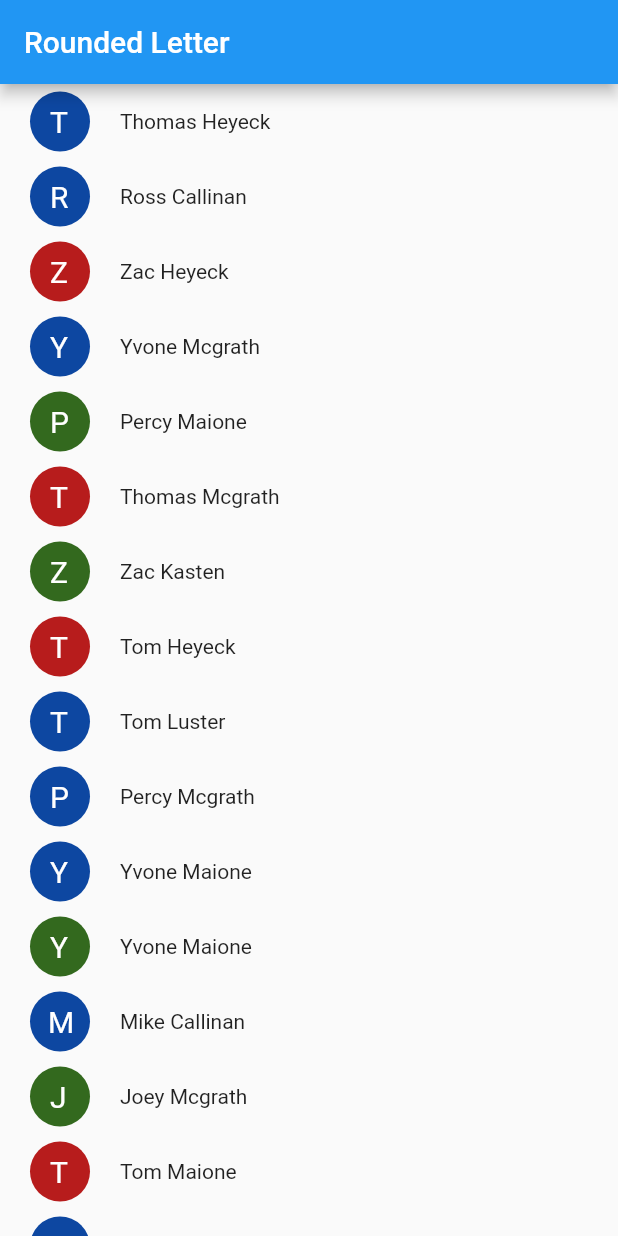
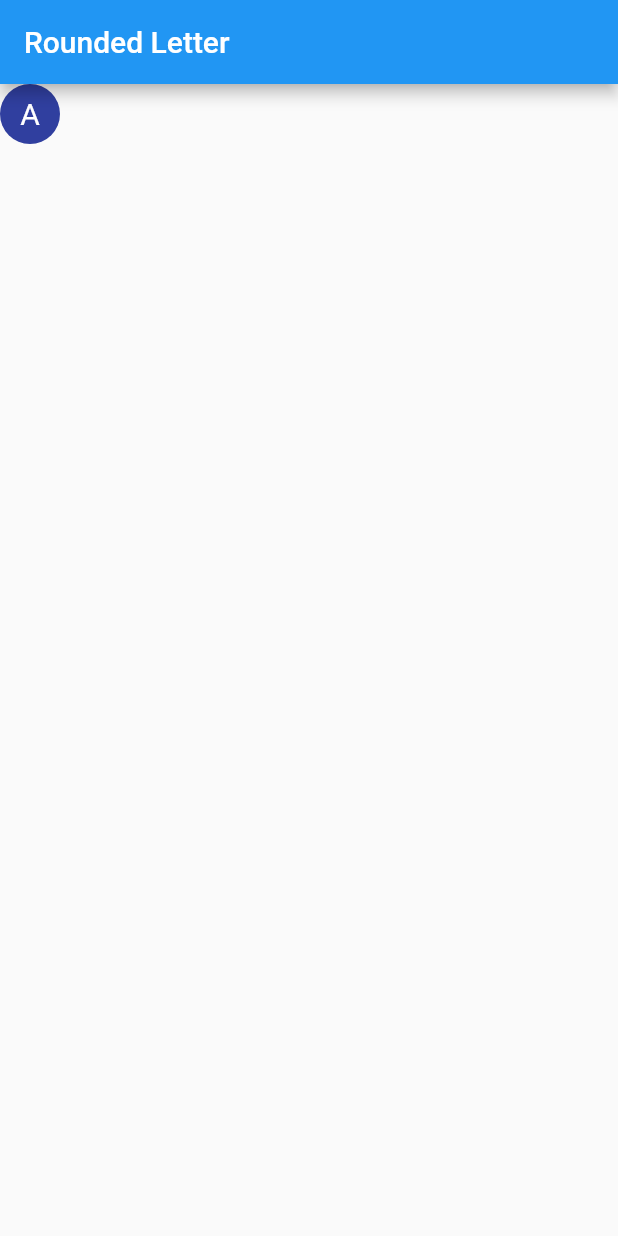
Before and after one commit to jhomlala/roundedletter, a Flutter app: the screen it shows after launch, on a phone screen of 412 x 824 dp. Run offline on Flutter 3.47's test engine with Material 2 defaults, Android fonts, the phone set to English and light mode, and no system bars.

Commit message:
0.0.3 update
New features: rectangle, 2 letters, border

```diff
--- a/example/lib/main.dart
+++ b/example/lib/main.dart
@@ -1,9 +1,7 @@
 import 'dart:math';
-
 import 'package:flutter/material.dart';
-import 'dart:async';
-
 import 'package:rounded_letter/rounded_letter.dart';
+import 'package:rounded_letter/shape_type.dart';
 
 void main() => runApp(MyApp());
 
@@ -49,15 +47,37 @@ class _MyAppState extends State<MyApp> {
             appBar: AppBar(
               title: const Text('Rounded Letter'),
             ),
-            body: Container(child: ListView(children: initList()))));
+            body: Container(child: getSimpleRoundedLetter())));
   }
 
-  List<Widget> initList() {
+  Widget getRectangleLetter() {
+    return RoundedLetter(
+      text: "JH",
+      shapeType: ShapeType.rectangle,
+      borderColor: Color.fromARGB(255, 0, 0, 0),
+      borderWidth: 2,
+    );
+  }
+
+  Widget getSimpleRoundedLetter() {
+    return RoundedLetter(text: "A");
+  }
+
+  Widget getRoundedLetterWithBorder() {
+    return RoundedLetter(
+        text: "B",
+        shapeSize: 80,
+        fontSize: 40,
+        borderWidth: 2,
+        borderColor: Color.fromARGB(255, 0, 0, 0));
+  }
+
+  Widget getListWithRoundedLetters() {
     List<Widget> widgets = new List();
     for (var i = 0; i < 50; i++) {
       widgets.add(getRow());
     }
-    return widgets;
+    return ListView(children: widgets);
   }
 
   Widget getRow() {
@@ -86,6 +106,7 @@ class _MyAppState extends State<MyApp> {
     switch (_random.nextInt(3)) {
       case 0:
         roundedLetter = RoundedLetter.withRedCircle(letter, 40, 20);
+
         break;
       case 1:
         roundedLetter = RoundedLetter.withGreenCircle(letter, 40, 20);
@@ -94,7 +115,7 @@ class _MyAppState extends State<MyApp> {
         roundedLetter = RoundedLetter.withBlueCircle(letter, 40, 20);
         break;
       default:
-        roundedLetter = new RoundedLetter(letter: letter);
+        roundedLetter = new RoundedLetter(text: letter);
     }
     return roundedLetter;
   }
--- a/lib/rounded_letter.dart
+++ b/lib/rounded_letter.dart
@@ -1,30 +1,40 @@
 import 'dart:math';
 import 'package:flutter/material.dart';
 import 'package:flutter/widgets.dart';
+import 'package:rounded_letter/shape_type.dart';
 
 class RoundedLetter extends StatefulWidget {
-  RoundedLetter(
-      {Key key,
-      this.circleColor = const Color.fromARGB(255, 48, 63, 159),
-      this.fontColor = const Color.fromARGB(255, 255, 255, 255),
-      this.circleSize = 40,
-      @required this.letter,
-      this.fontSize = 20})
-      : assert(!(letter == null), "Please specify valid letter"),
-        assert(!(letter.length != 1), "Please specify string with length = 1"),
-        assert(!(circleSize < 0), "Please specify circle size greater than 0"),
-        assert(!(fontSize > circleSize / 2),
-            "Font size can't be greater than circle radius"),
-        assert(!(fontSize < 0), "Please specify font size greater than 0"),
-        assert(!(circleColor == null), "Circle color can't be null"),
+  RoundedLetter({
+    Key key,
+    this.shapeType = ShapeType.circle,
+    this.shapeColor = const Color.fromARGB(255, 48, 63, 159),
+    this.fontColor = const Color.fromARGB(255, 255, 255, 255),
+    this.shapeSize = 40,
+    @required this.text,
+    this.fontSize = 20,
+    this.borderWidth = 0,
+    this.borderColor = const Color.fromARGB(0, 0, 0, 0),
+  })  : assert(!(text == null), "Invalid letter"),
+        assert(
+            !(text.length <= 1 && text.length >= 2), "String length must be 1 or 2"),
+        assert(!(shapeSize < 0), "Shape size must be greater than 0"),
+        assert(!(fontSize > shapeSize / 2),
+            "Font size can't be greater than half of shape size"),
+        assert(!(fontSize < 0), "Font siye must be greater than 0"),
+        assert(!(shapeColor == null), "Shape color can't be null"),
         assert(!(fontColor == null), "Font color can't be null"),
+        assert(!(borderWidth < 0), "Border with must be greater than 0"),
+        assert(!(borderColor == null), "Border color can't be null"),
         super(key: key);
 
-  final Color circleColor;
+  final ShapeType shapeType;
+  final Color shapeColor;
   final Color fontColor;
-  final double circleSize;
-  final String letter;
+  final double shapeSize;
+  final String text;
   final double fontSize;
+  final double borderWidth;
+  final Color borderColor;
 
   @override
   State<StatefulWidget> createState() => _RoundedLetterState();
@@ -42,10 +52,10 @@ class RoundedLetter extends StatefulWidget {
   static RoundedLetter withRandomColors(
       String letter, double circleSize, double fontSize) {
     return new RoundedLetter(
-      letter: letter,
-      circleColor: _getRandomColor(),
+      text: letter,
+      shapeColor: _getRandomColor(),
       fontColor: _getRandomColor(),
-      circleSize: circleSize,
+      shapeSize: circleSize,
       fontSize: fontSize,
     );
   }
@@ -53,10 +63,10 @@ class RoundedLetter extends StatefulWidget {
   static RoundedLetter withBlueCircle(
       String letter, double circleSize, double fontSize) {
     return new RoundedLetter(
-      letter: letter,
-      circleColor: Color.fromARGB(255, 13, 71, 161),
+      text: letter,
+      shapeColor: Color.fromARGB(255, 13, 71, 161),
       fontColor: Color.fromARGB(255, 255, 255, 255),
-      circleSize: circleSize,
+      shapeSize: circleSize,
       fontSize: fontSize,
     );
   }
@@ -64,10 +74,10 @@ class RoundedLetter extends StatefulWidget {
   static RoundedLetter withGreenCircle(
       String letter, double circleSize, double fontSize) {
     return new RoundedLetter(
-      letter: letter,
-      circleColor: Color.fromARGB(255, 51, 105, 30),
+      text: letter,
+      shapeColor: Color.fromARGB(255, 51, 105, 30),
       fontColor: Color.fromARGB(255, 255, 255, 255),
-      circleSize: circleSize,
+      shapeSize: circleSize,
       fontSize: fontSize,
     );
   }
@@ -75,10 +85,10 @@ class RoundedLetter extends StatefulWidget {
   static RoundedLetter withRedCircle(
       String letter, double circleSize, double fontSize) {
     return new RoundedLetter(
-      letter: letter,
-      circleColor: Color.fromARGB(255, 183, 28, 28),
+      text: letter,
+      shapeColor: Color.fromARGB(255, 183, 28, 28),
       fontColor: Color.fromARGB(255, 255, 255, 255),
-      circleSize: circleSize,
+      shapeSize: circleSize,
       fontSize: fontSize,
     );
   }
@@ -88,63 +98,105 @@ class _RoundedLetterState extends State<RoundedLetter> {
   @override
   Widget build(BuildContext context) {
     return new Container(
-        height: widget.circleSize,
-        width: widget.circleSize,
+        height: widget.shapeSize,
+        width: widget.shapeSize,
         child: CustomPaint(
             painter: _Painter(
-          circleColor: widget.circleColor,
+          shapeType: widget.shapeType,
+          shapeColor: widget.shapeColor,
           fontColor: widget.fontColor,
-          circleSize: widget.circleSize,
+          shapeSize: widget.shapeSize,
           fontSize: widget.fontSize,
-          letter: widget.letter,
+          text: widget.text,
+          borderWidth: widget.borderWidth,
+          borderColor: widget.borderColor,
         )));
   }
 }
 
 class _Painter extends CustomPainter {
-  _Painter(
-      {@required this.circleColor,
-      @required this.fontColor,
-      @required this.circleSize,
-      @required this.letter,
-      @required this.fontSize});
+  _Painter({
+    @required this.shapeType,
+    @required this.shapeColor,
+    @required this.fontColor,
+    @required this.shapeSize,
+    @required this.text,
+    @required this.fontSize,
+    @required this.borderWidth,
+    @required this.borderColor,
+  });
 
-  final Color circleColor;
+  final ShapeType shapeType;
+  final Color shapeColor;
   final Color fontColor;
-  final double circleSize;
-  final String letter;
+  final double shapeSize;
+  final String text;
   final double fontSize;
+  final double borderWidth;
+  final Color borderColor;
 
   @override
   void paint(Canvas canvas, Size size) {
-    double radius = _getRadius();
-    canvas.drawCircle(Offset(radius,radius), radius,
-        Paint()..color = circleColor);
+    if (shapeType == ShapeType.circle) {
+      _paintCircle(canvas);
+    } else if (shapeType == ShapeType.rectangle) {
+      _paintRectangle(canvas);
+    }
+
     TextSpan span = new TextSpan(
-        style: new TextStyle(color: fontColor, fontSize: fontSize),
-        text: letter.toUpperCase());
+        style: new TextStyle(
+            color: fontColor, fontSize: fontSize, letterSpacing: 0),
+        text: text);
     TextPainter tp =
         new TextPainter(text: span, textDirection: TextDirection.ltr);
+
     tp.layout();
-    tp.paint(canvas, new Offset(_getTextOffsetX(), _getTextOffsetY()));
+    tp.paint(canvas,
+        new Offset(_getTextOffsetX(tp.width), _getTextOffsetY(tp.height)));
   }
 
-  double _getTextOffsetX() {
-    double radius = _getRadius();
-    if (letter == "M" || letter == "W") {
-      return radius - fontSize / 2.5;
-    } else {
-      return radius - fontSize / 3;
+  _paintCircle(Canvas canvas) {
+    double radius = _getShapeHalfSize();
+    double radiusWithBorder = _getShapeHalfSizeWithBorder();
+    if (borderWidth > 0) {
+      canvas.drawCircle(Offset(radiusWithBorder, radiusWithBorder),
+          radiusWithBorder, Paint()..color = borderColor);
     }
+    canvas.drawCircle(Offset(radiusWithBorder, radiusWithBorder), radius,
+        Paint()..color = shapeColor);
   }
 
-  double _getTextOffsetY() {
-    return _getRadius() - fontSize / 1.75;
+  _paintRectangle(Canvas canvas) {
+    double shapeWidthWithBorder = _getShapeEdgeWithBorder();
+    if (borderWidth > 0) {
+      canvas.drawRect(
+          Rect.fromLTRB(0, 0, shapeWidthWithBorder, shapeWidthWithBorder),
+          Paint()..color = borderColor);
+    }
+    canvas.drawRect(
+        Rect.fromLTRB(borderWidth, borderWidth, shapeSize, shapeSize), Paint()..color = shapeColor);
   }
 
-  double _getRadius(){
-    return circleSize / 2;
+  double _getShapeEdgeWithBorder() {
+    return shapeSize + borderWidth;
   }
+
+  double _getTextOffsetX(double width) {
+    return _getShapeHalfSize() + borderWidth - width / 2;
+  }
+
+  double _getTextOffsetY(double height) {
+    return _getShapeHalfSize() + borderWidth - height / 2;
+  }
+
+  double _getShapeHalfSize() {
+    return shapeSize / 2;
+  }
+
+  double _getShapeHalfSizeWithBorder() {
+    return _getShapeHalfSize() + borderWidth;
+  }
+
 
   @override
   bool shouldRepaint(CustomPainter oldDelegate) {
--- /dev/null
+++ b/lib/shape_type.dart
@@ -0,0 +1,3 @@
+enum ShapeType{
+  circle,rectangle
+}
--- a/pubspec.yaml
+++ b/pubspec.yaml
@@ -1,6 +1,6 @@
 name: rounded_letter
-description: Letter inside circle
-version: 0.0.2
+description: Cool placeholder for avatars
+version: 0.0.3
 author: Jakub Homlala <jhomlala@gmail.com>
 homepage: https://github.com/jhomlala/roundedletter
 
```
Also changed, not shown: 1 other file.
